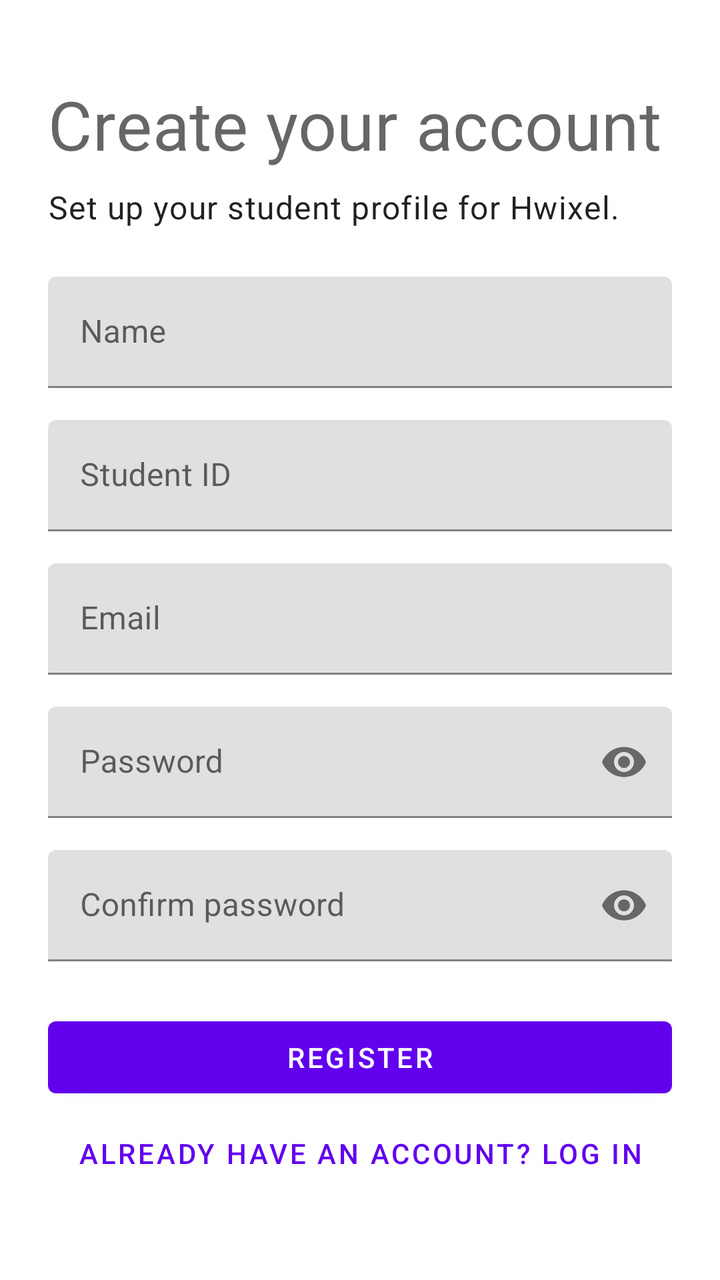
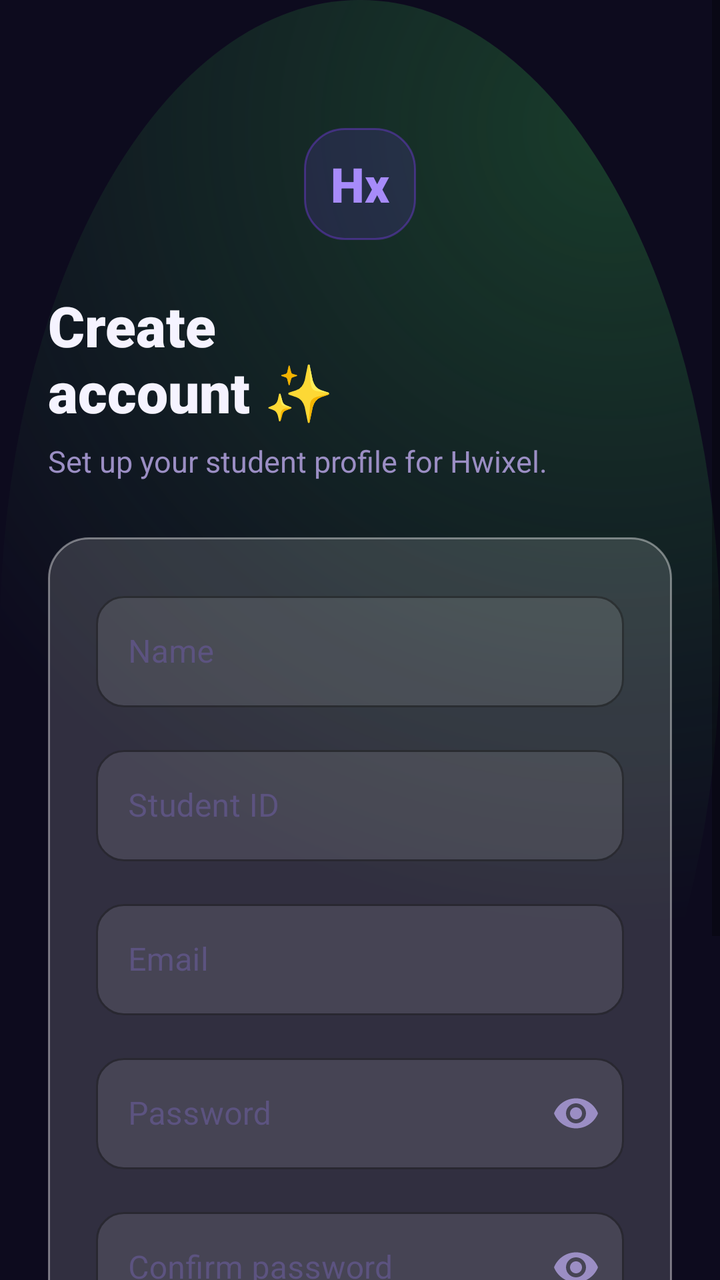

An Android layout rendered at two revisions. The XML below is the earlier revision; the diff shows what the commit changed to produce the second picture.
<!-- AndroidManifest.xml: application theme Theme.HWiXeL -->
<!-- res/layout/fragment_register.xml -->
<?xml version="1.0" encoding="utf-8"?>
<ScrollView xmlns:android="http://schemas.android.com/apk/res/android"
    xmlns:app="http://schemas.android.com/apk/res-auto"
    android:layout_width="match_parent"
    android:layout_height="match_parent"
    android:fillViewport="true">

    <LinearLayout
        android:layout_width="match_parent"
        android:layout_height="wrap_content"
        android:gravity="center_vertical"
        android:orientation="vertical"
        android:padding="24dp">

        <TextView
            android:layout_width="match_parent"
            android:layout_height="wrap_content"
            android:text="@string/register_title"
            android:textAppearance="@style/TextAppearance.MaterialComponents.Headline4" />

        <TextView
            android:layout_width="match_parent"
            android:layout_height="wrap_content"
            android:layout_marginTop="8dp"
            android:text="@string/register_subtitle"
            android:textAppearance="@style/TextAppearance.MaterialComponents.Body1" />

        <com.google.android.material.textfield.TextInputLayout
            android:id="@+id/nameInputLayout"
            android:layout_width="match_parent"
            android:layout_height="wrap_content"
            android:layout_marginTop="24dp"
            android:hint="@string/name_label">

            <com.google.android.material.textfield.TextInputEditText
                android:id="@+id/nameEditText"
                android:layout_width="match_parent"
                android:layout_height="wrap_content"
                android:inputType="textPersonName" />
        </com.google.android.material.textfield.TextInputLayout>

        <com.google.android.material.textfield.TextInputLayout
            android:id="@+id/studentIdInputLayout"
            android:layout_width="match_parent"
            android:layout_height="wrap_content"
            android:layout_marginTop="16dp"
            android:hint="@string/student_id_label">

            <com.google.android.material.textfield.TextInputEditText
                android:id="@+id/studentIdEditText"
                android:layout_width="match_parent"
                android:layout_height="wrap_content"
                android:inputType="text" />
        </com.google.android.material.textfield.TextInputLayout>

        <com.google.android.material.textfield.TextInputLayout
            android:id="@+id/emailInputLayout"
            android:layout_width="match_parent"
            android:layout_height="wrap_content"
            android:layout_marginTop="16dp"
            android:hint="@string/email_label">

            <com.google.android.material.textfield.TextInputEditText
                android:id="@+id/emailEditText"
                android:layout_width="match_parent"
                android:layout_height="wrap_content"
                android:inputType="textEmailAddress" />
        </com.google.android.material.textfield.TextInputLayout>

        <com.google.android.material.textfield.TextInputLayout
            android:id="@+id/passwordInputLayout"
            android:layout_width="match_parent"
            android:layout_height="wrap_content"
            android:layout_marginTop="16dp"
            android:hint="@string/password_label"
            app:endIconMode="password_toggle">

            <com.google.android.material.textfield.TextInputEditText
                android:id="@+id/passwordEditText"
                android:layout_width="match_parent"
                android:layout_height="wrap_content"
                android:inputType="textPassword" />
        </com.google.android.material.textfield.TextInputLayout>

        <com.google.android.material.textfield.TextInputLayout
            android:id="@+id/confirmPasswordInputLayout"
            android:layout_width="match_parent"
            android:layout_height="wrap_content"
            android:layout_marginTop="16dp"
            android:hint="@string/confirm_password_label"
            app:endIconMode="password_toggle">

            <com.google.android.material.textfield.TextInputEditText
                android:id="@+id/confirmPasswordEditText"
                android:layout_width="match_parent"
                android:layout_height="wrap_content"
                android:inputType="textPassword" />
        </com.google.android.material.textfield.TextInputLayout>

        <com.google.android.material.button.MaterialButton
            android:id="@+id/registerButton"
            android:layout_width="match_parent"
            android:layout_height="wrap_content"
            android:layout_marginTop="24dp"
            android:text="@string/register_button" />

        <com.google.android.material.button.MaterialButton
            android:id="@+id/loginLinkButton"
            style="@style/Widget.MaterialComponents.Button.TextButton"
            android:layout_width="match_parent"
            android:layout_height="wrap_content"
            android:text="@string/login_link" />
    </LinearLayout>
</ScrollView>
<!-- resources referenced by this layout -->
<resources>
  <string name="register_title">Create your account</string>
  <style name="Theme.HWiXeL" parent="Theme.MaterialComponents.DayNight.DarkActionBar">
          
          <item name="colorPrimary">@color/purple_500</item>
          <item name="colorPrimaryVariant">@color/purple_700</item>
          <item name="colorOnPrimary">@color/white</item>
          
          <item name="colorSecondary">@color/teal_200</item>
          <item name="colorSecondaryVariant">@color/teal_700</item>
          <item name="colorOnSecondary">@color/black</item>
          
          <item name="android:statusBarColor">?attr/colorPrimaryVariant</item>
          
      </style>
  <color name="purple_500">#FF6200EE</color>
  <color name="purple_700">#FF3700B3</color>
  <color name="teal_200">#FF03DAC5</color>
  <color name="teal_700">#FF018786</color>
  <color name="black">#FF000000</color>
  <!-- unchanged entries left out for length: 9 -->
</resources>

<!-- the commit's change to res/layout/fragment_register.xml (unified diff, before → after) -->
@@ -1,114 +1,169 @@
 <?xml version="1.0" encoding="utf-8"?>
-<ScrollView xmlns:android="http://schemas.android.com/apk/res/android"
+<FrameLayout xmlns:android="http://schemas.android.com/apk/res/android"
     xmlns:app="http://schemas.android.com/apk/res-auto"
     android:layout_width="match_parent"
     android:layout_height="match_parent"
-    android:fillViewport="true">
+    android:background="@drawable/bg_auth_gradient">
 
-    <LinearLayout
+    <ScrollView
         android:layout_width="match_parent"
-        android:layout_height="wrap_content"
-        android:gravity="center_vertical"
-        android:orientation="vertical"
-        android:padding="24dp">
+        android:layout_height="match_parent"
+        android:fillViewport="true"
+        android:overScrollMode="never">
 
-        <TextView
+        <LinearLayout
             android:layout_width="match_parent"
             android:layout_height="wrap_content"
-            android:text="@string/register_title"
-            android:textAppearance="@style/TextAppearance.MaterialComponents.Headline4" />
+            android:gravity="center_horizontal"
+            android:orientation="vertical"
+            android:paddingHorizontal="24dp"
+            android:paddingTop="64dp"
+            android:paddingBottom="40dp">
 
-        <TextView
-            android:layout_width="match_parent"
-            android:layout_height="wrap_content"
-            android:layout_marginTop="8dp"
-            android:text="@string/register_subtitle"
-            android:textAppearance="@style/TextAppearance.MaterialComponents.Body1" />
+            
+            <LinearLayout
+                android:layout_width="56dp"
+                android:layout_height="56dp"
+                android:background="@drawable/bg_glass_card_primary"
+                android:gravity="center">
 
-        <com.google.android.material.textfield.TextInputLayout
-            android:id="@+id/nameInputLayout"
-            android:layout_width="match_parent"
-            android:layout_height="wrap_content"
-            android:layout_marginTop="24dp"
-            android:hint="@string/name_label">
+                <TextView
+                    android:layout_width="wrap_content"
+                    android:layout_height="wrap_content"
+                    android:text="@string/app_logo_mark"
+                    android:textColor="@color/brand_violet_light"
+                    android:textSize="24sp"
+                    android:fontFamily="sans-serif-black" />
+            </LinearLayout>
 
-            <com.google.android.material.textfield.TextInputEditText
-                android:id="@+id/nameEditText"
+            <TextView
                 android:layout_width="match_parent"
                 android:layout_height="wrap_content"
-                android:inputType="textPersonName" />
-        </com.google.android.material.textfield.TextInputLayout>
+                android:layout_marginTop="24dp"
+                android:text="@string/register_heading"
+                android:textColor="@color/text_primary"
+                android:textSize="28sp"
+                android:fontFamily="sans-serif-black" />
 
-        <com.google.android.material.textfield.TextInputLayout
-            android:id="@+id/studentIdInputLayout"
-            android:layout_width="match_parent"
-            android:layout_height="wrap_content"
-            android:layout_marginTop="16dp"
-            android:hint="@string/student_id_label">
-
-            <com.google.android.material.textfield.TextInputEditText
-                android:id="@+id/studentIdEditText"
+            <TextView
                 android:layout_width="match_parent"
                 android:layout_height="wrap_content"
-                android:inputType="text" />
-        </com.google.android.material.textfield.TextInputLayout>
+                android:layout_marginTop="6dp"
+                android:text="@string/register_subtitle"
+                android:textColor="@color/text_secondary"
+                android:textSize="15sp" />
 
-        <com.google.android.material.textfield.TextInputLayout
-            android:id="@+id/emailInputLayout"
-            android:layout_width="match_parent"
-            android:layout_height="wrap_content"
-            android:layout_marginTop="16dp"
-            android:hint="@string/email_label">
-
-            <com.google.android.material.textfield.TextInputEditText
-                android:id="@+id/emailEditText"
+            
+            <LinearLayout
                 android:layout_width="match_parent"
                 android:layout_height="wrap_content"
-                android:inputType="textEmailAddress" />
-        </com.google.android.material.textfield.TextInputLayout>
+                android:layout_marginTop="28dp"
+                android:background="@drawable/bg_glass_card_elevated"
+                android:orientation="vertical"
+                android:padding="24dp">
 
-        <com.google.android.material.textfield.TextInputLayout
-            android:id="@+id/passwordInputLayout"
-            android:layout_width="match_parent"
-            android:layout_height="wrap_content"
-            android:layout_marginTop="16dp"
-            android:hint="@string/password_label"
-            app:endIconMode="password_toggle">
+                <com.google.android.material.textfield.TextInputLayout
+                    android:id="@+id/nameInputLayout"
+                    style="@style/Widget.HWiXeL.TextInputLayout"
+                    android:layout_width="match_parent"
+                    android:layout_height="wrap_content"
+                    android:hint="@string/name_label">
 
-            <com.google.android.material.textfield.TextInputEditText
-                android:id="@+id/passwordEditText"
-                android:layout_width="match_parent"
+                    <com.google.android.material.textfield.TextInputEditText
+                        android:id="@+id/nameEditText"
+                        android:layout_width="match_parent"
+                        android:layout_height="wrap_content"
+                        android:inputType="textPersonName"
+                        android:textColor="@color/text_primary" />
+                </com.google.android.material.textfield.TextInputLayout>
+
+                <com.google.android.material.textfield.TextInputLayout
+                    android:id="@+id/studentIdInputLayout"
+                    style="@style/Widget.HWiXeL.TextInputLayout"
+                    android:layout_width="match_parent"
+                    android:layout_height="wrap_content"
+                    android:layout_marginTop="16dp"
+                    android:hint="@string/student_id_label">
+
+                    <com.google.android.material.textfield.TextInputEditText
+                        android:id="@+id/studentIdEditText"
+                        android:layout_width="match_parent"
+                        android:layout_height="wrap_content"
+                        android:inputType="text"
+                        android:textColor="@color/text_primary" />
+                </com.google.android.material.textfield.TextInputLayout>
+
+                <com.google.android.material.textfield.TextInputLayout
+                    android:id="@+id/emailInputLayout"
+                    style="@style/Widget.HWiXeL.TextInputLayout"
+                    android:layout_width="match_parent"
+                    android:layout_height="wrap_content"
+                    android:layout_marginTop="16dp"
+                    android:hint="@string/email_label">
+
+                    <com.google.android.material.textfield.TextInputEditText
+                        android:id="@+id/emailEditText"
+                        android:layout_width="match_parent"
+                        android:layout_height="wrap_content"
+                        android:inputType="textEmailAddress"
+                        android:textColor="@color/text_primary" />
+                </com.google.android.material.textfield.TextInputLayout>
+
+                <com.google.android.material.textfield.TextInputLayout
+                    android:id="@+id/passwordInputLayout"
+                    style="@style/Widget.HWiXeL.TextInputLayout"
+                    android:layout_width="match_parent"
+                    android:layout_height="wrap_content"
+                    android:layout_marginTop="16dp"
+                    android:hint="@string/password_label"
+                    app:endIconMode="password_toggle"
+                    app:endIconTint="@color/text_secondary">
+
+                    <com.google.android.material.textfield.TextInputEditText
+                        android:id="@+id/passwordEditText"
+                        android:layout_width="match_parent"
+                        android:layout_height="wrap_content"
+                        android:inputType="textPassword"
+                        android:textColor="@color/text_primary" />
+                </com.google.android.material.textfield.TextInputLayout>
+
+                <com.google.android.material.textfield.TextInputLayout
+                    android:id="@+id/confirmPasswordInputLayout"
+                    style="@style/Widget.HWiXeL.TextInputLayout"
+                    android:layout_width="match_parent"
+                    android:layout_height="wrap_content"
+                    android:layout_marginTop="16dp"
+                    android:hint="@string/confirm_password_label"
+                    app:endIconMode="password_toggle"
+                    app:endIconTint="@color/text_secondary">
+
+                    <com.google.android.material.textfield.TextInputEditText
+                        android:id="@+id/confirmPasswordEditText"
+                        android:layout_width="match_parent"
+                        android:layout_height="wrap_content"
+                        android:inputType="textPassword"
+                        android:textColor="@color/text_primary" />
+                </com.google.android.material.textfield.TextInputLayout>
+
+                <com.google.android.material.button.MaterialButton
+                    android:id="@+id/registerButton"
+                    style="@style/Widget.HWiXeL.Button.Primary"
+                    android:layout_width="match_parent"
+                    android:layout_height="wrap_content"
+                    android:layout_marginTop="24dp"
+                    android:text="@string/register_button"
+                    android:textSize="16sp"
+                    android:fontFamily="sans-serif-medium" />
+            </LinearLayout>
+
+            <com.google.android.material.button.MaterialButton
+                android:id="@+id/loginLinkButton"
+                style="@style/Widget.HWiXeL.Button.Text"
+                android:layout_width="wrap_content"
                 android:layout_height="wrap_content"
-                android:inputType="textPassword" />
-        </com.google.android.material.textfield.TextInputLayout>
+                android:layout_marginTop="16dp"
+                android:text="@string/login_link" />
 
-        <com.google.android.material.textfield.TextInputLayout
-            android:id="@+id/confirmPasswordInputLayout"
-            android:layout_width="match_parent"
-            android:layout_height="wrap_content"
-            android:layout_marginTop="16dp"
-            android:hint="@string/confirm_password_label"
-            app:endIconMode="password_toggle">
-
-            <com.google.android.material.textfield.TextInputEditText
-                android:id="@+id/confirmPasswordEditText"
-                android:layout_width="match_parent"
-                android:layout_height="wrap_content"
-                android:inputType="textPassword" />
-        </com.google.android.material.textfield.TextInputLayout>
-
-        <com.google.android.material.button.MaterialButton
-            android:id="@+id/registerButton"
-            android:layout_width="match_parent"
-            android:layout_height="wrap_content"
-            android:layout_marginTop="24dp"
-            android:text="@string/register_button" />
-
-        <com.google.android.material.button.MaterialButton
-            android:id="@+id/loginLinkButton"
-            style="@style/Widget.MaterialComponents.Button.TextButton"
-            android:layout_width="match_parent"
-            android:layout_height="wrap_content"
-            android:text="@string/login_link" />
-    </LinearLayout>
-</ScrollView>
+        </LinearLayout>
+    </ScrollView>
+</FrameLayout>
<!-- resource entries referenced after the edit -->
@@ -1,24 +1,178 @@
 <!-- resources referenced by this layout -->
 <resources>
-  <string name="register_title">Create your account</string>
-  <style name="Theme.HWiXeL" parent="Theme.MaterialComponents.DayNight.DarkActionBar">
+  <color name="brand_violet_light">#A78BFA</color>
+  <color name="text_primary">#F5F3FF</color>
+  <color name="text_secondary">#9B8EC4</color>
+  <!-- drawable bg_auth_gradient (drawable) -->
+  <?xml version="1.0" encoding="utf-8"?>
+  <layer-list xmlns:android="http://schemas.android.com/apk/res/android">
+      
+      <item>
+          <color android:color="#0D0B1E" />
+      </item>
+      
+      <item>
+          <shape android:shape="oval">
+              <gradient
+                  android:type="radial"
+                  android:gradientRadius="400dp"
+                  android:centerX="0.85"
+                  android:centerY="0.1"
+                  android:startColor="#5C2D9140"
+                  android:endColor="#00000000" />
+          </shape>
+      </item>
+      
+      <item>
+          <shape android:shape="oval">
+              <gradient
+                  android:type="radial"
+                  android:gradientRadius="300dp"
+                  android:centerX="0.1"
+                  android:centerY="0.85"
+                  android:startColor="#0606B6D430"
+                  android:endColor="#00000000" />
+          </shape>
+      </item>
+  </layer-list>
+  <!-- drawable bg_glass_card_elevated (drawable) -->
+  <?xml version="1.0" encoding="utf-8"?>
+  <shape xmlns:android="http://schemas.android.com/apk/res/android"
+      android:shape="rectangle">
+      <solid android:color="#26FFFFFF" />
+      <stroke android:width="1dp" android:color="#66FFFFFF" />
+      <corners android:radius="20dp" />
+  </shape>
+  <!-- drawable bg_glass_card_primary (drawable) -->
+  <?xml version="1.0" encoding="utf-8"?>
+  <shape xmlns:android="http://schemas.android.com/apk/res/android"
+      android:shape="rectangle">
+      <solid android:color="#267C3AED" />
+      <stroke android:width="1dp" android:color="#667C3AED" />
+      <corners android:radius="20dp" />
+  </shape>
+  <string name="app_logo_mark">Hx</string>
+  <string name="register_heading">Create\naccount ✨</string>
+  <style name="Widget.HWiXeL.Button.Primary" parent="Widget.MaterialComponents.Button">
+          <item name="android:background">@drawable/bg_button_primary</item>
+          <item name="android:textColor">@color/white</item>
+          <item name="android:paddingTop">14dp</item>
+          <item name="android:paddingBottom">14dp</item>
+          <item name="cornerRadius">14dp</item>
+          <item name="elevation">0dp</item>
+          <item name="stateListAnimator">@null</item>
+      </style>
+  <style name="Widget.HWiXeL.Button.Text" parent="Widget.MaterialComponents.Button.TextButton">
+          <item name="android:textColor">@color/brand_violet_light</item>
+      </style>
+  <style name="Widget.HWiXeL.TextInputLayout" parent="Widget.MaterialComponents.TextInputLayout.OutlinedBox">
+          <item name="boxBackgroundColor">@color/glass_fill</item>
+          <item name="boxStrokeColor">@color/glass_border_strong</item>
+          <item name="boxStrokeWidth">1dp</item>
+          <item name="boxCornerRadiusTopStart">14dp</item>
+          <item name="boxCornerRadiusTopEnd">14dp</item>
+          <item name="boxCornerRadiusBottomStart">14dp</item>
+          <item name="boxCornerRadiusBottomEnd">14dp</item>
+          <item name="hintTextColor">@color/text_secondary</item>
+          <item name="android:textColorHint">@color/text_hint</item>
+      </style>
+  <style name="Theme.HWiXeL" parent="Theme.MaterialComponents.DayNight.NoActionBar">
           
-          <item name="colorPrimary">@color/purple_500</item>
-          <item name="colorPrimaryVariant">@color/purple_700</item>
-          <item name="colorOnPrimary">@color/white</item>
+          <item name="colorPrimary">@color/brand_violet</item>
+          <item name="colorPrimaryVariant">@color/brand_violet_dark</item>
+          <item name="colorOnPrimary">@color/text_on_primary</item>
+          <item name="colorPrimaryContainer">@color/brand_violet_container</item>
+          <item name="colorOnPrimaryContainer">@color/brand_violet_light</item>
+  
           
-          <item name="colorSecondary">@color/teal_200</item>
-          <item name="colorSecondaryVariant">@color/teal_700</item>
-          <item name="colorOnSecondary">@color/black</item>
+          <item name="colorSecondary">@color/brand_cyan</item>
+          <item name="colorSecondaryVariant">@color/brand_cyan_light</item>
+          <item name="colorOnSecondary">@color/bg_dark</item>
+  
           
-          <item name="android:statusBarColor">?attr/colorPrimaryVariant</item>
+          <item name="android:colorBackground">@color/bg_dark</item>
+          <item name="colorSurface">@color/bg_surface</item>
+          <item name="colorOnSurface">@color/text_primary</item>
+          <item name="colorOnSurfaceVariant">@color/text_secondary</item>
+          <item name="colorSurfaceVariant">@color/bg_surface_2</item>
+  
           
+          <item name="colorError">@color/brand_rose</item>
+          <item name="colorOnError">@color/text_on_primary</item>
+  
+          
+          <item name="android:statusBarColor">@android:color/transparent</item>
+          <item name="android:windowDrawsSystemBarBackgrounds">true</item>
+          <item name="android:windowLightStatusBar" tools:targetApi="23">false</item>
+  
+          
+          <item name="android:windowBackground">@color/bg_dark</item>
+  
+          
+          <item name="shapeAppearanceMediumComponent">@style/ShapeAppearance.HWiXeL.MediumComponent</item>
+          <item name="shapeAppearanceLargeComponent">@style/ShapeAppearance.HWiXeL.LargeComponent</item>
+  
+          
+          <item name="bottomNavigationStyle">@style/Widget.HWiXeL.BottomNavigationView</item>
+  
+          
+          <item name="textInputStyle">@style/Widget.HWiXeL.TextInputLayout</item>
+  
+          
+          <item name="floatingActionButtonStyle">@style/Widget.HWiXeL.FloatingActionButton</item>
       </style>
-  <color name="purple_500">#FF6200EE</color>
-  <color name="purple_700">#FF3700B3</color>
-  <color name="teal_200">#FF03DAC5</color>
-  <color name="teal_700">#FF018786</color>
-  <color name="black">#FF000000</color>
+  <!-- drawable bg_button_primary (drawable) -->
+  <?xml version="1.0" encoding="utf-8"?>
+  <shape xmlns:android="http://schemas.android.com/apk/res/android"
+      android:shape="rectangle">
+      <gradient
+          android:angle="135"
+          android:startColor="#7C3AED"
+          android:centerColor="#5B21B6"
+          android:endColor="#4F46E5"
+          android:type="linear" />
+      <corners android:radius="14dp" />
+  </shape>
+  <color name="glass_fill">#1AFFFFFF</color>
+  <color name="glass_border_strong">#66FFFFFF</color>
+  <color name="text_hint">#5C5380</color>
+  <color name="brand_violet">#7C3AED</color>
+  <color name="brand_violet_dark">#5B21B6</color>
+  <color name="text_on_primary">#FFFFFF</color>
+  <color name="brand_violet_container">#2D1B69</color>
+  <color name="brand_cyan">#06B6D4</color>
+  <color name="brand_cyan_light">#67E8F9</color>
+  <color name="bg_dark">#0D0B1E</color>
+  <color name="bg_surface">#1A1630</color>
+  <color name="bg_surface_2">#231E3D</color>
+  <color name="brand_rose">#F43F5E</color>
+  <style name="ShapeAppearance.HWiXeL.MediumComponent" parent="ShapeAppearance.MaterialComponents.MediumComponent">
+          <item name="cornerSize">16dp</item>
+      </style>
+  <style name="ShapeAppearance.HWiXeL.LargeComponent" parent="ShapeAppearance.MaterialComponents.LargeComponent">
+          <item name="cornerSize">24dp</item>
+      </style>
+  <style name="Widget.HWiXeL.BottomNavigationView" parent="Widget.MaterialComponents.BottomNavigationView">
+          <item name="android:background">@drawable/bg_bottom_nav</item>
+          <item name="itemIconTint">@color/nav_item_color</item>
+          <item name="itemTextColor">@color/nav_item_color</item>
+          <item name="labelVisibilityMode">labeled</item>
+      </style>
+  <style name="Widget.HWiXeL.FloatingActionButton" parent="Widget.MaterialComponents.FloatingActionButton">
+          <item name="backgroundTint">@color/brand_violet</item>
+          <item name="tint">@color/white</item>
+          <item name="elevation">12dp</item>
+      </style>
+  <!-- drawable bg_bottom_nav (drawable) -->
+  <?xml version="1.0" encoding="utf-8"?>
+  <shape xmlns:android="http://schemas.android.com/apk/res/android"
+      android:shape="rectangle">
+      <solid android:color="#CC1A1630" />
+      <stroke android:width="1dp" android:color="#33FFFFFF" />
+      <corners
+          android:topLeftRadius="24dp"
+          android:topRightRadius="24dp" />
+  </shape>
   <!-- unchanged entries left out for length: 9 -->
 </resources>
 
